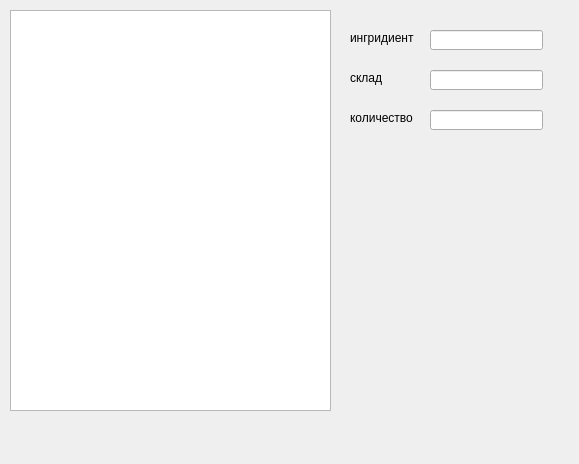
The window that MI_Client/cform2.ui (Arankir/Labs) describes before a commit, drawn with Qt 5.
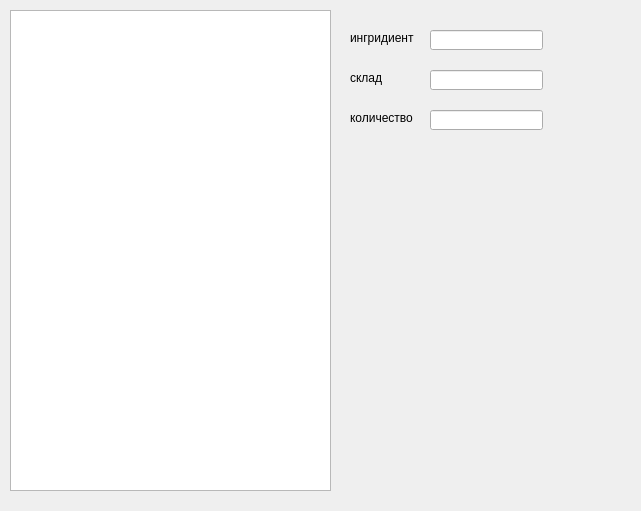
The same window after the commit.

Diff of the .ui file:
```diff
--- a/MI_Client/cform2.ui
+++ b/MI_Client/cform2.ui
@@ -6,8 +6,8 @@
    <rect>
     <x>0</x>
     <y>0</y>
-    <width>579</width>
-    <height>464</height>
+    <width>641</width>
+    <height>511</height>
    </rect>
   </property>
   <property name="windowTitle">
@@ -19,7 +19,7 @@
      <x>10</x>
      <y>10</y>
      <width>321</width>
-     <height>401</height>
+     <height>481</height>
     </rect>
    </property>
   </widget>
```
